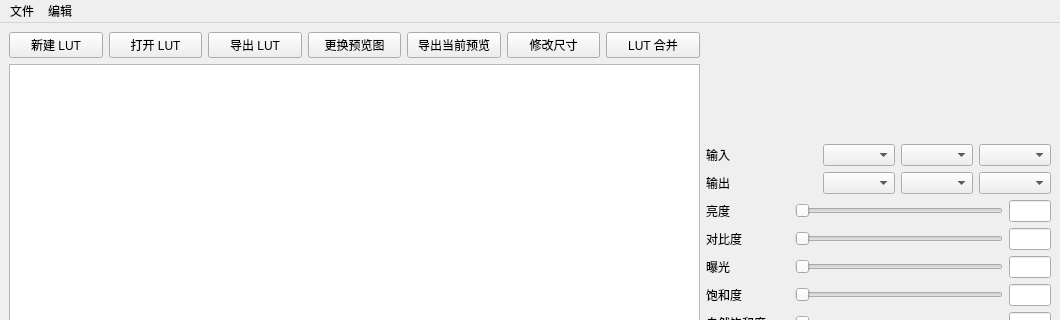
The window that Smart LUT Creator.ui (duolanda/smart-lut-creator) describes before a commit, drawn with Qt 5; both pictures show x 0 to 1060 and y 0 to 320 of the 1060 by 625 pixel window.
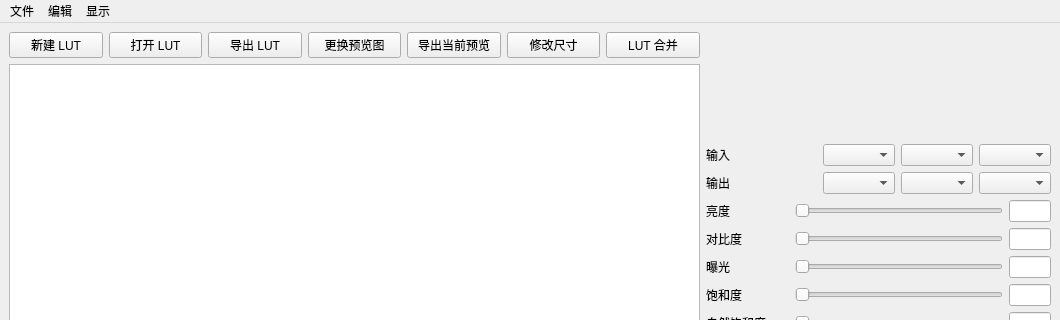
The same window after the commit. Custom widgets are drawn as their Qt base class.

```diff
--- a/Smart LUT Creator.ui
+++ b/Smart LUT Creator.ui
@@ -381,11 +381,17 @@
     <addaction name="setDavinciLut"/>
     <addaction name="exportHALD"/>
     <addaction name="loadHALD"/>
+   </widget>
+   <widget class="QMenu" name="display">
+    <property name="title">
+     <string>显示</string>
+    </property>
     <addaction name="visualizeLUT"/>
     <addaction name="drawHistogram"/>
    </widget>
    <addaction name="file"/>
    <addaction name="edit"/>
+   <addaction name="display"/>
   </widget>
   <action name="openImage">
    <property name="text">
```
Left out of the diff: 6 changed lines with no effect on the pictures.
